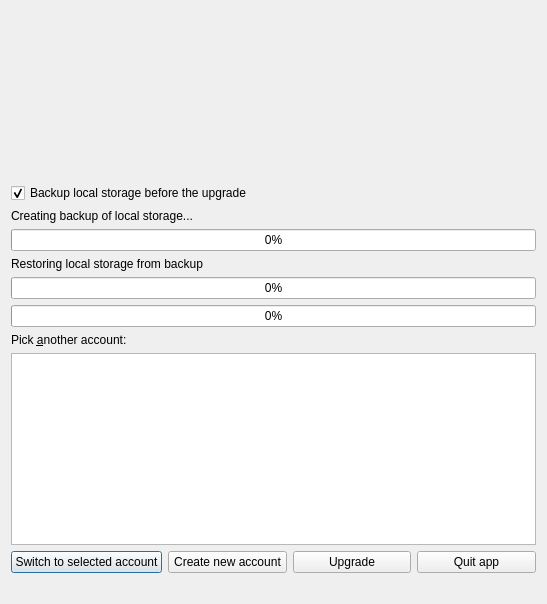
This is src/dialogs/LocalStorageUpgradeDialog.ui in d1vanov/quentier as Qt 5 draws it before an edit. The edited form follows.
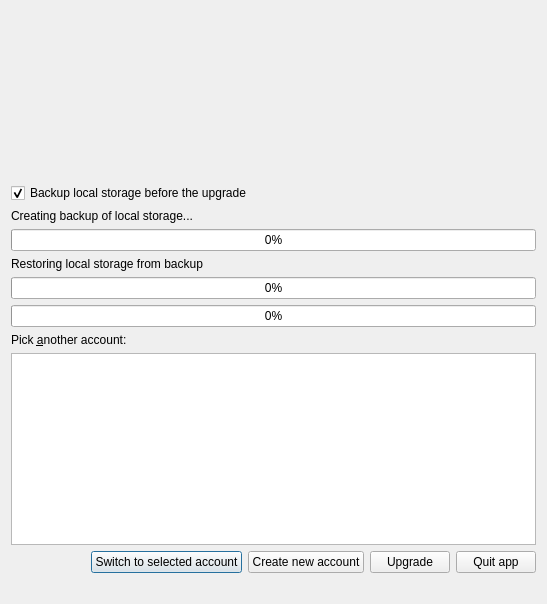
This is the edited form.

Commit message: Issue #206: adapt to a change on libquentier side + slight UI improvement for LocalStorageUpgradeDialog

Patch:
```diff
--- a/src/dialogs/LocalStorageUpgradeDialog.ui
+++ b/src/dialogs/LocalStorageUpgradeDialog.ui
@@ -16,12 +16,6 @@
   <layout class="QVBoxLayout" name="verticalLayout">
    <item>
     <widget class="QLabel" name="introInfoLabel">
-     <property name="minimumSize">
-      <size>
-       <width>0</width>
-       <height>40</height>
-      </size>
-     </property>
      <property name="wordWrap">
       <bool>true</bool>
      </property>
@@ -29,12 +23,6 @@
    </item>
    <item>
     <widget class="QLabel" name="shortDescriptionLabel">
-     <property name="minimumSize">
-      <size>
-       <width>0</width>
-       <height>40</height>
-      </size>
-     </property>
      <property name="wordWrap">
       <bool>true</bool>
      </property>
@@ -129,6 +117,19 @@
    </item>
    <item>
     <layout class="QHBoxLayout" name="buttonsHorizontalLayout">
+     <item>
+      <spacer name="buttonsHorizontalSpacer">
+       <property name="orientation">
+        <enum>Qt::Horizontal</enum>
+       </property>
+       <property name="sizeHint" stdset="0">
+        <size>
+         <width>10</width>
+         <height>20</height>
+        </size>
+       </property>
+      </spacer>
+     </item>
      <item>
       <widget class="QPushButton" name="switchToAnotherAccountPushButton">
        <property name="text">
```
The commit also changes 1 other file.
